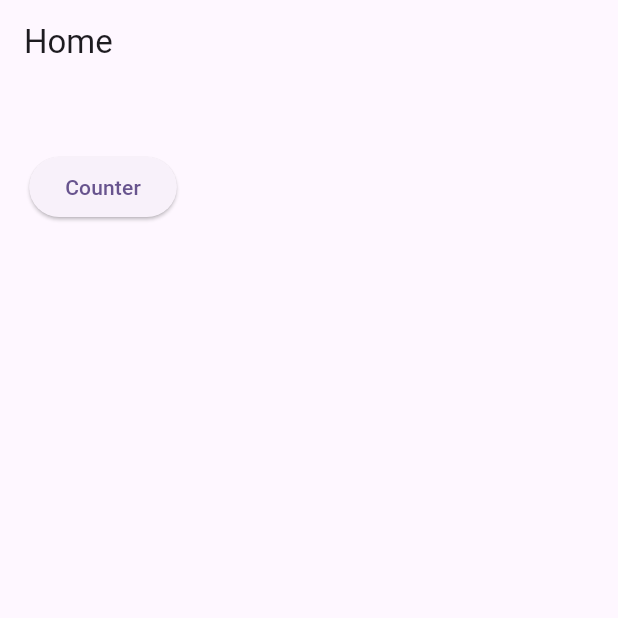
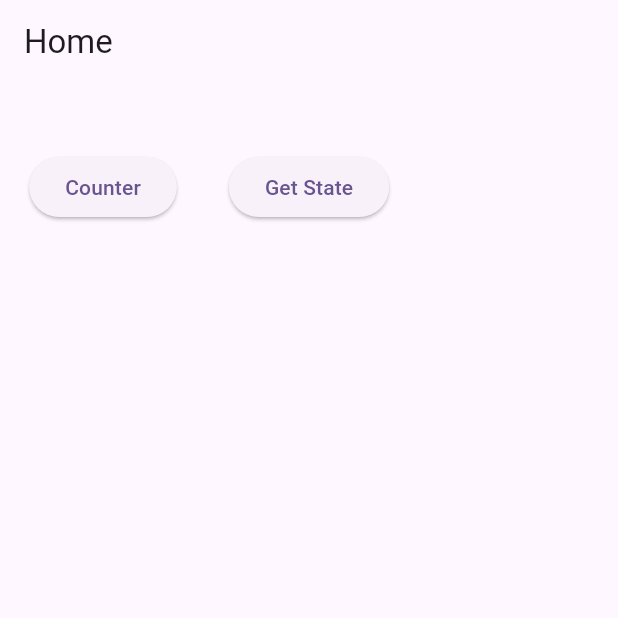
Before and after one commit to wyekings/doraemon-flutter, a Flutter app: the screen it shows after launch, on a phone screen of 412 x 824 dp, the top half of it. Run offline on Flutter 3.47's test engine with Material 2 defaults, Android fonts, the phone set to English and light mode, and no system bars.

Commit message:
Add GetState route

```diff
--- a/lib/ui/doraemon.dart
+++ b/lib/ui/doraemon.dart
@@ -1,5 +1,6 @@
 import 'package:doraemon/ui/pages/counter/counter.dart';
 import 'package:doraemon/ui/pages/home/home.dart';
+import 'package:doraemon/ui/pages/state/get_state.dart';
 import 'package:flutter/material.dart';
 
 class DoraemonApp extends StatelessWidget {
@@ -16,7 +17,8 @@ class DoraemonApp extends StatelessWidget {
       initialRoute: '/',
       routes: {
         '/': (context) => const HomePage(),
-        'counter': (context) => const CounterPage(title: 'Counter')
+        'counter': (context) => const CounterPage(title: 'Counter'),
+        'get_state': (context) => const GetStatePage(),
       },
     );
   }
--- a/lib/ui/pages/counter/counter.dart
+++ b/lib/ui/pages/counter/counter.dart
@@ -60,6 +60,7 @@ class _CounterPageState extends State<CounterPage> {
 
   @override
   Widget build(BuildContext context) {
+    debugPrint('build----------->');
     return Scaffold(
       appBar: AppBar(
         title: Text(widget.title),
--- a/lib/ui/pages/home/home.dart
+++ b/lib/ui/pages/home/home.dart
@@ -1,7 +1,17 @@
 import 'package:flutter/material.dart';
 
-class HomePage extends StatelessWidget {
+class HomePage extends StatefulWidget {
   const HomePage({super.key});
+
+  @override
+  State createState() => _HomePageState();
+}
+
+class _HomePageState extends State<HomePage> {
+  List<Module> items = [
+    Module('Counter', 'counter'),
+    Module('Get State', 'get_state'),
+  ];
 
   @override
   Widget build(BuildContext context) {
@@ -14,17 +24,25 @@ class HomePage extends StatelessWidget {
             crossAxisCount: 3,
             childAspectRatio: 1.0,
           ),
-          itemCount: 1,
+          itemCount: items.length,
           itemBuilder: (context, index) {
+            Module _module = items[index];
             return Center(
               child: ElevatedButton(
                 onPressed: () {
-                  Navigator.pushNamed(context, 'counter');
+                  Navigator.pushNamed(context, _module.route);
                 },
-                child: const Text('Counter'),
+                child: Text(_module.name),
               ),
             );
           }),
     );
   }
 }
+
+class Module {
+  final String name;
+  final String route;
+
+  Module(this.name, this.route);
+}
```
Also changed, not shown: lib/ui/pages/home/Module.dart (deleted, +0 -8 lines), lib/ui/pages/state/get_state.dart (added, +54 -0 lines).
